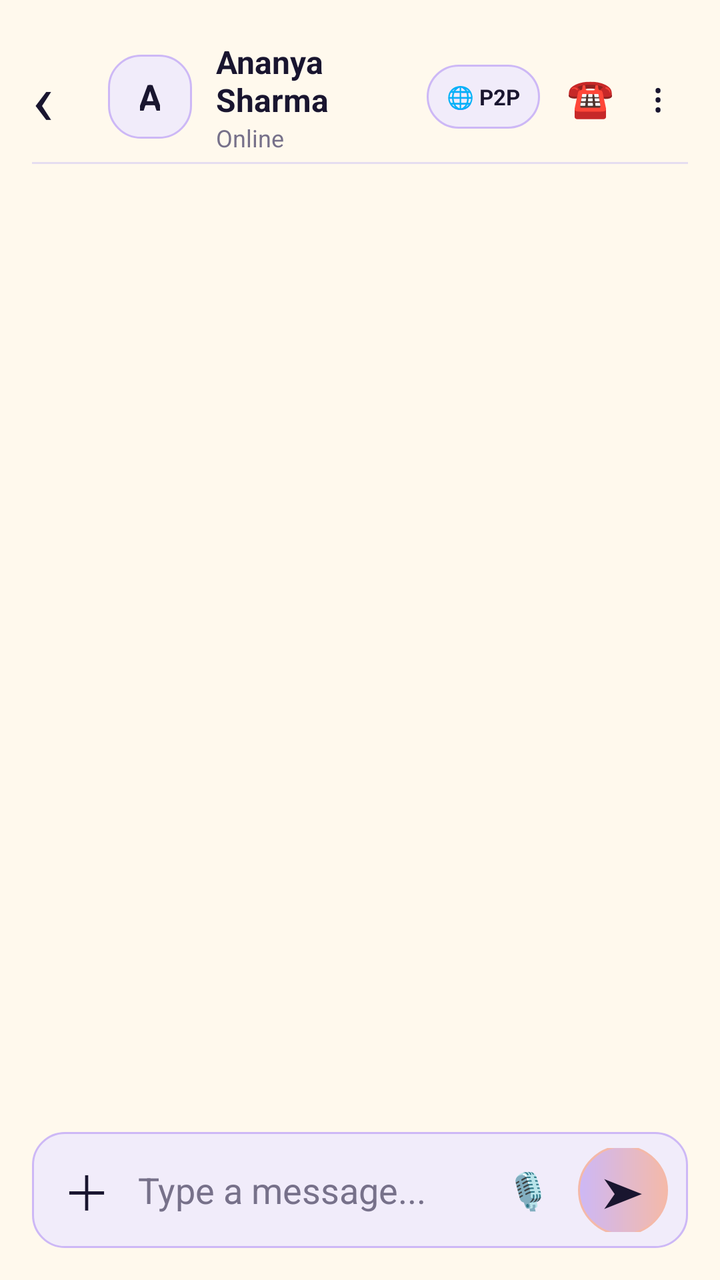
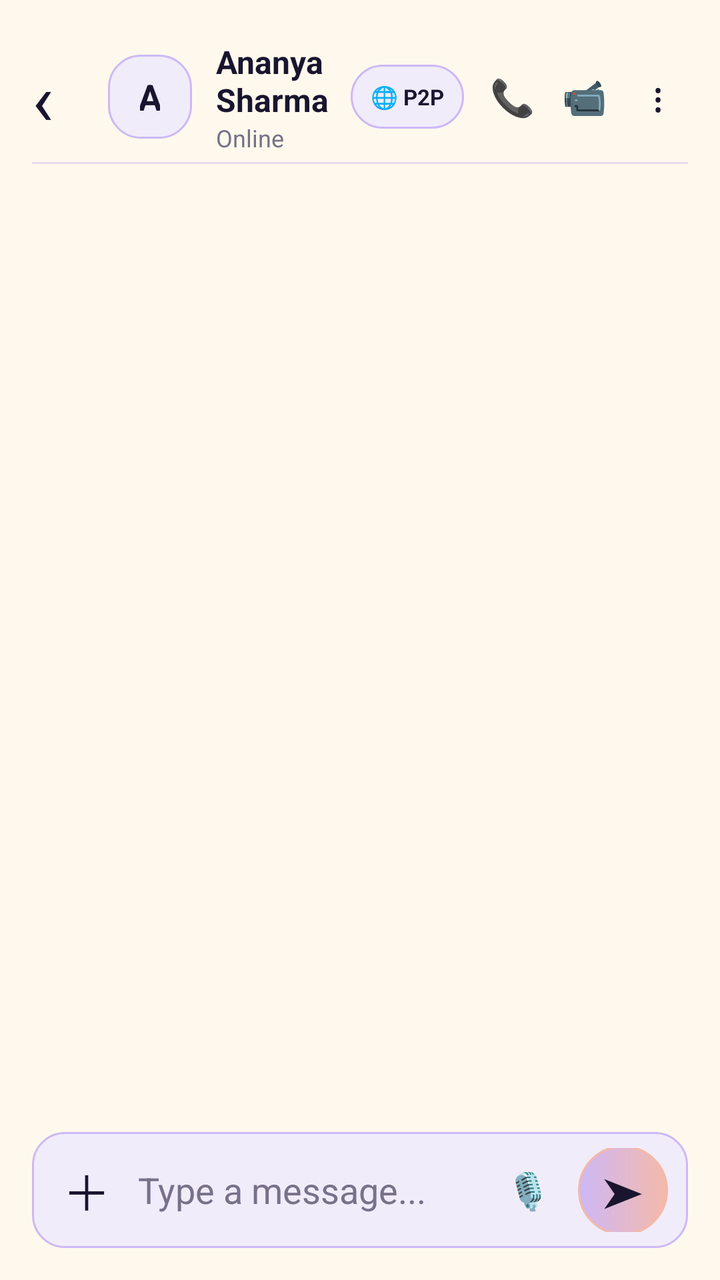

Screens rendered from an Android XML layout before and after an edit, with the pre-edit source and the edit as a unified diff.
<!-- AndroidManifest.xml: application theme Theme.LumaChat -->
<!-- res/layout/activity_chat.xml -->
<?xml version="1.0" encoding="utf-8"?>
<LinearLayout xmlns:android="http://schemas.android.com/apk/res/android"
    android:layout_width="match_parent"
    android:layout_height="match_parent"
    android:orientation="vertical"
    android:background="@color/background"
    android:padding="16dp">

    
    <LinearLayout
        android:layout_width="match_parent"
        android:layout_height="65dp"
        android:gravity="center_vertical"
        android:orientation="horizontal">

        <TextView
            android:id="@+id/btnBackChat"
            android:layout_width="38dp"
            android:layout_height="wrap_content"
            android:text="‹"
            android:textSize="36sp"
            android:textColor="@color/midnight_navy"
            android:clickable="true"
            android:focusable="true" />

        <TextView
            android:id="@+id/tvChatAvatar"
            android:layout_width="42dp"
            android:layout_height="42dp"
            android:gravity="center"
            android:text="A"
            android:textSize="18sp"
            android:textStyle="bold"
            android:textColor="@color/midnight_navy"
            android:background="@drawable/input_field" />

        <LinearLayout
            android:layout_width="0dp"
            android:layout_height="wrap_content"
            android:layout_weight="1"
            android:orientation="vertical"
            android:paddingStart="12dp">

            <TextView
                android:id="@+id/tvChatName"
                android:layout_width="wrap_content"
                android:layout_height="wrap_content"
                android:text="Ananya Sharma"
                android:textColor="@color/text_primary"
                android:textStyle="bold"
                android:textSize="16sp" />

            <TextView
                android:id="@+id/tvChatStatus"
                android:layout_width="wrap_content"
                android:layout_height="wrap_content"
                android:text="Online"
                android:textColor="@color/text_secondary"
                android:textSize="12sp" />
        </LinearLayout>

        
        <TextView
            android:id="@+id/btnLiveP2P"
            android:layout_width="wrap_content"
            android:layout_height="32dp"
            android:gravity="center"
            android:paddingHorizontal="10dp"
            android:text="🌐 P2P"
            android:textSize="11sp"
            android:textStyle="bold"
            android:textColor="@color/midnight_navy"
            android:background="@drawable/input_field"
            android:clickable="true"
            android:focusable="true"
            android:layout_marginEnd="6dp" />

        <TextView
            android:id="@+id/btnCallChat"
            android:layout_width="38dp"
            android:layout_height="38dp"
            android:gravity="center"
            android:text="☎"
            android:textSize="19sp"
            android:textColor="@color/midnight_navy"
            android:clickable="true"
            android:focusable="true" />

        <TextView
            android:id="@+id/btnMenuChat"
            android:layout_width="30dp"
            android:layout_height="38dp"
            android:gravity="center"
            android:text="⋮"
            android:textSize="20sp"
            android:textColor="@color/midnight_navy"
            android:clickable="true"
            android:focusable="true" />
    </LinearLayout>

    <View
        android:layout_width="match_parent"
        android:layout_height="1dp"
        android:background="@color/border_color" />

    
    <ScrollView
        android:id="@+id/chatScroll"
        android:layout_width="match_parent"
        android:layout_height="0dp"
        android:layout_weight="1"
        android:fillViewport="true">

        <LinearLayout
            android:id="@+id/messageContainer"
            android:layout_width="match_parent"
            android:layout_height="wrap_content"
            android:orientation="vertical"
            android:paddingTop="18dp"
            android:paddingBottom="18dp" />
    </ScrollView>

    
    <LinearLayout
        android:id="@+id/replyPreviewLayout"
        android:layout_width="match_parent"
        android:layout_height="wrap_content"
        android:orientation="horizontal"
        android:gravity="center_vertical"
        android:padding="10dp"
        android:background="@drawable/input_field"
        android:layout_marginBottom="8dp"
        android:visibility="gone">

        <View
            android:layout_width="4dp"
            android:layout_height="match_parent"
            android:background="@color/lavender" />

        <LinearLayout
            android:layout_width="0dp"
            android:layout_height="wrap_content"
            android:layout_weight="1"
            android:orientation="vertical"
            android:paddingStart="10dp">

            <TextView
                android:id="@+id/tvReplyPreviewTitle"
                android:layout_width="wrap_content"
                android:layout_height="wrap_content"
                android:text="Replying to Message"
                android:textSize="11sp"
                android:textStyle="bold"
                android:textColor="@color/midnight_navy" />

            <TextView
                android:id="@+id/tvReplyPreviewText"
                android:layout_width="wrap_content"
                android:layout_height="wrap_content"
                android:text="Message snippet..."
                android:textSize="12sp"
                android:textColor="@color/text_secondary"
                android:maxLines="1"
                android:ellipsize="end" />
        </LinearLayout>

        <TextView
            android:id="@+id/btnCancelReply"
            android:layout_width="32dp"
            android:layout_height="32dp"
            android:gravity="center"
            android:text="✕"
            android:textSize="16sp"
            android:textColor="@color/text_secondary"
            android:clickable="true"
            android:focusable="true" />
    </LinearLayout>

    
    <LinearLayout
        android:layout_width="match_parent"
        android:layout_height="58dp"
        android:gravity="center_vertical"
        android:orientation="horizontal"
        android:background="@drawable/input_field"
        android:paddingHorizontal="10dp">

        <TextView
            android:id="@+id/btnAttach"
            android:layout_width="35dp"
            android:layout_height="wrap_content"
            android:text="＋"
            android:textSize="24sp"
            android:textColor="@color/midnight_navy"
            android:gravity="center"
            android:clickable="true"
            android:focusable="true" />

        <EditText
            android:id="@+id/etMessage"
            android:layout_width="0dp"
            android:layout_height="match_parent"
            android:layout_weight="1"
            android:background="@android:color/transparent"
            android:hint="Type a message..."
            android:textColor="@color/text_primary"
            android:textColorHint="@color/text_secondary"
            android:singleLine="true"
            android:paddingStart="8dp" />

        <TextView
            android:id="@+id/btnVoiceNote"
            android:layout_width="38dp"
            android:layout_height="38dp"
            android:gravity="center"
            android:text="🎙️"
            android:textSize="18sp"
            android:layout_marginEnd="6dp"
            android:clickable="true"
            android:focusable="true" />

        <TextView
            android:id="@+id/btnSend"
            android:layout_width="45dp"
            android:layout_height="45dp"
            android:gravity="center"
            android:text="➤"
            android:textSize="21sp"
            android:textColor="@color/midnight_navy"
            android:background="@drawable/button_background"
            android:clickable="true"
            android:focusable="true" />
    </LinearLayout>

</LinearLayout>
<!-- resources referenced by this layout -->
<resources>
  <color name="background">#FFF9ED</color>
  <color name="border_color">#E5DDF0</color>
  <color name="lavender">#CDB8F6</color>
  <color name="midnight_navy">#19152F</color>
  <color name="text_primary">#19152F</color>
  <color name="text_secondary">#77718A</color>
  <!-- drawable button_background (drawable) -->
  <?xml version="1.0" encoding="utf-8"?>
  <shape xmlns:android="http://schemas.android.com/apk/res/android"
      android:shape="rectangle">
  
      <gradient
          android:startColor="@color/lavender"
          android:endColor="@color/soft_peach"
          android:angle="0" />
  
      <corners android:radius="30dp" />
  
      <stroke
          android:width="1dp"
          android:color="@color/soft_peach" />
  
  </shape>
  <!-- drawable input_field (drawable) -->
  <?xml version="1.0" encoding="utf-8"?>
  <shape xmlns:android="http://schemas.android.com/apk/res/android"
      android:shape="rectangle">
  
      <solid android:color="@color/input_background" />
  
      <corners android:radius="16dp" />
  
      <stroke
          android:width="1dp"
          android:color="@color/lavender" />
  
      <padding
          android:left="16dp"
          android:right="16dp"
          android:top="8dp"
          android:bottom="8dp" />
  
  </shape>
  <style name="Theme.LumaChat" parent="Base.Theme.LumaChat" />
  <color name="soft_peach">#F4B9A9</color>
  <color name="input_background">#F1ECFA</color>
  <style name="Base.Theme.LumaChat" parent="Theme.Material3.DayNight.NoActionBar">
          
          
      </style>
</resources>

<!-- the commit's change to res/layout/activity_chat.xml (unified diff, before → after) -->
@@ -77,14 +77,26 @@
 
         <TextView
             android:id="@+id/btnCallChat"
-            android:layout_width="38dp"
-            android:layout_height="38dp"
-            android:gravity="center"
-            android:text="☎"
-            android:textSize="19sp"
-            android:textColor="@color/midnight_navy"
-            android:clickable="true"
-            android:focusable="true" />
+            android:layout_width="36dp"
+            android:layout_height="36dp"
+            android:gravity="center"
+            android:text="📞"
+            android:textSize="18sp"
+            android:textColor="@color/midnight_navy"
+            android:clickable="true"
+            android:focusable="true" />
+
+        <TextView
+            android:id="@+id/btnVideoCallChat"
+            android:layout_width="36dp"
+            android:layout_height="36dp"
+            android:gravity="center"
+            android:text="📹"
+            android:textSize="18sp"
+            android:textColor="@color/midnight_navy"
+            android:clickable="true"
+            android:focusable="true"
+            android:layout_marginEnd="4dp" />
 
         <TextView
             android:id="@+id/btnMenuChat"
